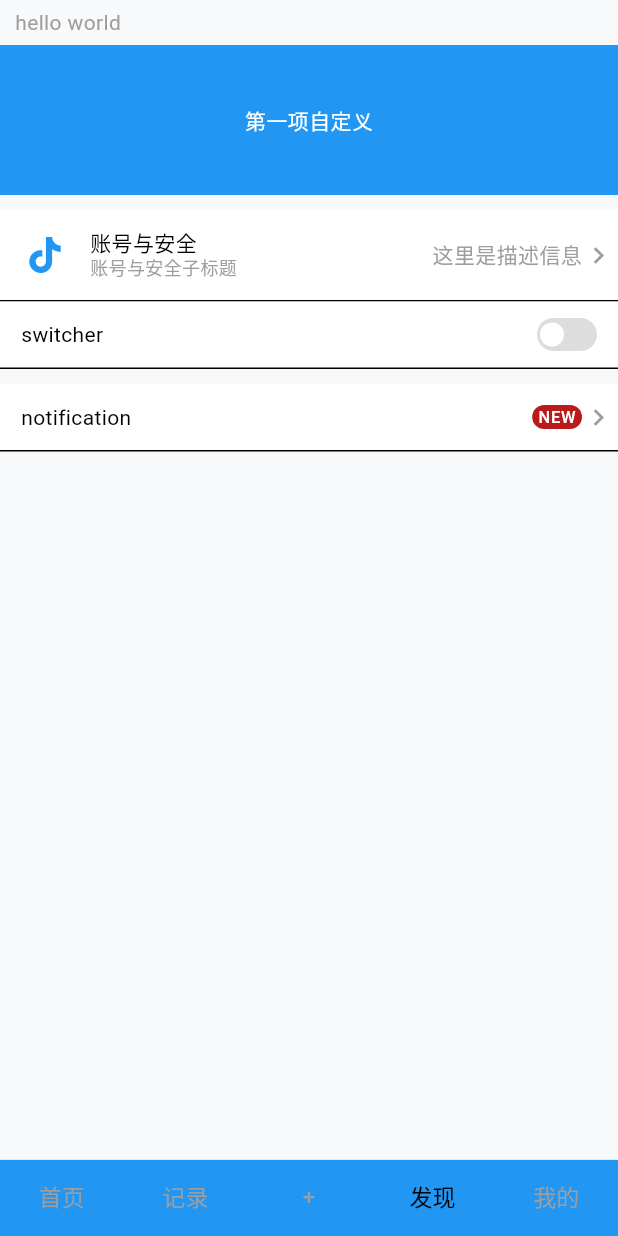
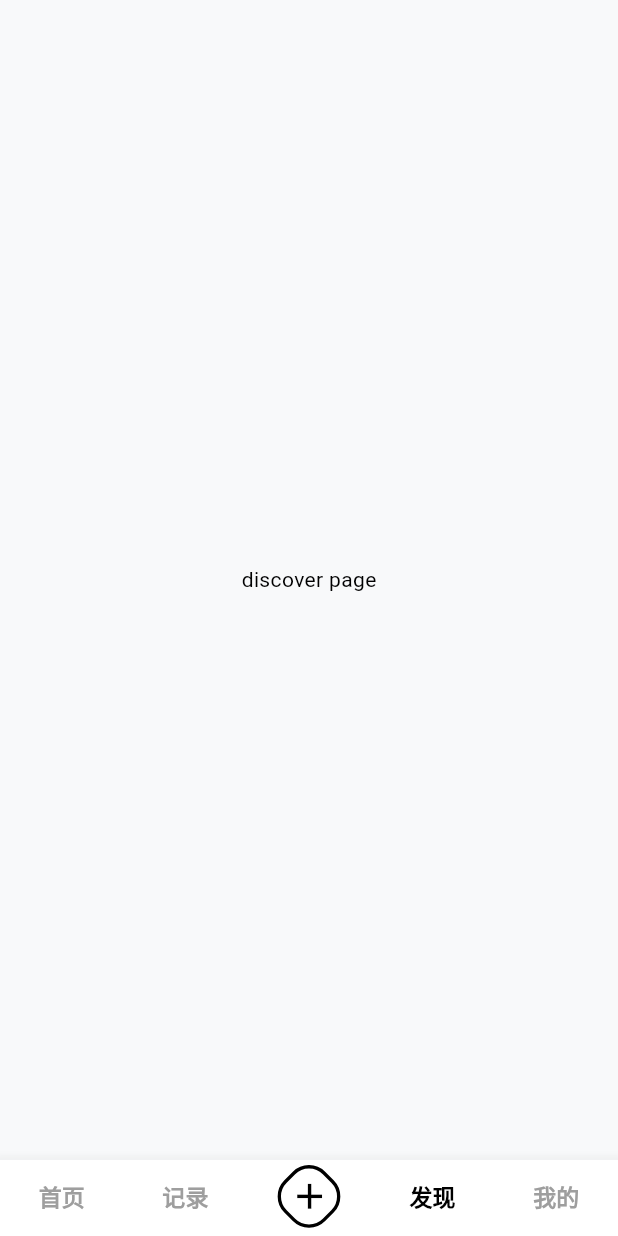
Before and after one commit to Clamber-L/fish-flutter, a Flutter app: the screen it shows after launch, item 4 of the bottom bar chosen, on a phone screen of 412 x 824 dp. Run offline on Flutter 3.47's test engine with Material 3 defaults, Android fonts, the phone set to English and light mode, and no system bars; drawn by our look-alikes of flutter_switch; our stand-ins replace dio, flutter_screenutil, get, pretty_dio_logger; network calls fail.

Commit message:
feat:add new page

```diff
--- a/lib/common/routers/names.dart
+++ b/lib/common/routers/names.dart
@@ -1,4 +1,8 @@
 class RouteNames {
   static const mainTabView = '/main_tab_view';
   static const splashView = '/splash_view';
+  static const homeView = '/home_view';
+  static const recordView = '/record_view';
+  static const discoverView = '/discover_view';
+  static const profileView = '/profile_view';
 }
--- a/lib/common/routers/pages.dart
+++ b/lib/common/routers/pages.dart
@@ -1,6 +1,14 @@
 import 'package:flutter_fish/common/routers/names.dart';
+import 'package:flutter_fish/pages/discover_page/binding.dart';
+import 'package:flutter_fish/pages/discover_page/view.dart';
+import 'package:flutter_fish/pages/home_page/binding.dart';
+import 'package:flutter_fish/pages/home_page/view.dart';
 import 'package:flutter_fish/pages/main_tab_view/bindings.dart';
 import 'package:flutter_fish/pages/main_tab_view/view.dart';
+import 'package:flutter_fish/pages/profile_page/binding.dart';
+import 'package:flutter_fish/pages/profile_page/view.dart';
+import 'package:flutter_fish/pages/record_page/binding.dart';
+import 'package:flutter_fish/pages/record_page/view.dart';
 import 'package:flutter_fish/pages/splash_view/view.dart';
 import 'package:get/get.dart';
 
@@ -8,10 +16,10 @@ class RoutePages {
   // 列表
   static final List<GetPage> list = [
     GetPage(name: RouteNames.splashView, page: () => SplashViewPage()),
-    GetPage(
-      name: RouteNames.mainTabView,
-      page: () => MainTabViewPage(),
-      binding: MainTabViewBinding(),
-    ),
+    GetPage(name: RouteNames.mainTabView, page: () => MainTabViewPage(), binding: MainTabViewBinding()),
+    GetPage(name: RouteNames.homeView, page: () => HomePage(), binding: HomeBinding()),
+    GetPage(name: RouteNames.recordView, page: () => RecordPage(), binding: RecordBinding()),
+    GetPage(name: RouteNames.discoverView, page: () => DiscoverPage(), binding: DiscoverBinding()),
+    GetPage(name: RouteNames.profileView, page: () => ProfilePage(), binding: ProfileBinding()),
   ];
 }
--- /dev/null
+++ b/lib/pages/discover_page/binding.dart
@@ -0,0 +1,10 @@
+import 'package:get/get.dart';
+
+import 'logic.dart';
+
+class DiscoverBinding extends Bindings {
+  @override
+  void dependencies() {
+    Get.lazyPut(() => DiscoverLogic());
+  }
+}
--- /dev/null
+++ b/lib/pages/discover_page/logic.dart
@@ -0,0 +1,19 @@
+import 'package:get/get.dart';
+
+import 'state.dart';
+
+class DiscoverLogic extends GetxController {
+  final DiscoverState state = DiscoverState();
+
+  @override
+  void onReady() {
+    // TODO: implement onReady
+    super.onReady();
+  }
+
+  @override
+  void onClose() {
+    // TODO: implement onClose
+    super.onClose();
+  }
+}
--- /dev/null
+++ b/lib/pages/discover_page/state.dart
@@ -0,0 +1,5 @@
+class DiscoverState {
+  DiscoverState() {
+    ///Initialize variables
+  }
+}
--- /dev/null
+++ b/lib/pages/discover_page/view.dart
@@ -0,0 +1,28 @@
+import 'package:flutter/material.dart';
+import 'package:get/get.dart';
+
+import 'logic.dart';
+import 'state.dart';
+
+class DiscoverPage extends StatefulWidget {
+  const DiscoverPage({super.key});
+
+  @override
+  State<DiscoverPage> createState() => _DiscoverPageState();
+}
+
+class _DiscoverPageState extends State<DiscoverPage> {
+  final DiscoverLogic logic = Get.put(DiscoverLogic());
+  final DiscoverState state = Get.find<DiscoverLogic>().state;
+
+  @override
+  Widget build(BuildContext context) {
+    return Scaffold(body: SafeArea(child: Center(child: Text("discover page", style: TextStyle(color: Colors.black)))));
+  }
+
+  @override
+  void dispose() {
+    Get.delete<DiscoverLogic>();
+    super.dispose();
+  }
+}
--- a/lib/pages/main_tab_view/view.dart
+++ b/lib/pages/main_tab_view/view.dart
@@ -1,11 +1,11 @@
 import 'dart:math' as math;
 
 import 'package:flutter/material.dart';
-import 'package:flutter_fish/common/index.dart';
-import 'package:flutter_fish/common/widgets/group_setting.dart';
-import 'package:flutter_fish/common/widgets/status_view.dart';
+import 'package:flutter_fish/pages/discover_page/view.dart';
 import 'package:flutter_fish/pages/home_page/view.dart';
 import 'package:flutter_fish/pages/main_tab_view/controller.dart';
+import 'package:flutter_fish/pages/profile_page/view.dart';
+import 'package:flutter_fish/pages/record_page/view.dart';
 import 'package:flutter_screenutil/flutter_screenutil.dart';
 import 'package:get/get.dart';
 
@@ -17,114 +17,16 @@ class MainTabViewPage extends StatelessWidget {
   @override
   Widget build(BuildContext context) {
     return Scaffold(
-      // floatingActionButtonLocation: FloatingActionButtonLocation.centerDocked,
-      // extendBody: true,
-      // floatingActionButton: FloatingActionButton(
-      //   onPressed: () {},
-      //   elevation: 0,
-      //   shape: RoundedRectangleBorder(borderRadius: BorderRadius.circular(30)),
-      //   child: Transform.rotate(
-      //     angle: -math.pi / 4,
-      //     child: Container(
-      //       width: 50.w,
-      //       height: 50.w,
-      //       decoration: BoxDecoration(
-      //         boxShadow: [
-      //           BoxShadow(
-      //             spreadRadius: 2,
-      //             blurRadius: 15,
-      //             offset: Offset(0, 1),
-      //           ),
-      //         ],
-      //         // color: Colors.black,
-      //         borderRadius: BorderRadius.circular(25.r),
-      //       ),
-      //       child: Transform.rotate(
-      //         angle: -math.pi / 4,
-      //         child: Center(
-      //           //图标任你换
-      //           child: Icon(Icons.add, color: Colors.white, size: 26.w),
-      //         ),
-      //       ),
-      //     ),
-      //   ),
-      // ),
-      body: TabBarView(
-        controller: controller.tabController,
-        children: [
-          HomePage(),
-          SafeArea(
-            child: GetBuilder<MainTabViewController>(
-              builder: (logic) {
-                return Center(
-                  child: Button(
-                    width: 300,
-                    color: Colors.purple,
-                    text: controller.state.text,
-                    icon: Icon(Icons.home),
-                    onTap: () {
-                      controller.oneUser();
-                    },
-                  ),
-                );
-              },
-            ),
-          ),
-          SizedBox(width: 10.w),
-          GroupSetting(
-            children: <Item>[
-              Item.leading("hello world"),
-              Item.customize(
-                Container(
-                  alignment: Alignment.center,
-                  height: 100,
-                  color: Colors.blue,
-                  child: Text("第一项自定义"),
-                ),
-              ),
-              Item.spacer(10),
-              Item.text(
-                title: "账号与安全",
-                icon: Icon(Icons.tiktok),
-                subtitle: "账号与安全子标题",
-                description: "这里是描述信息",
-              ),
-              Item.switcher(title: "switcher"),
-              Item.spacer(),
-              Item.notification(
-                title: "notification",
-                onTap: () => Get.snackbar("title", "message"),
-              ),
-            ],
-          ),
-          StatusView(
-            retry: controller.loading,
-            controller: controller.statusViewController,
-            status: Status.NETWORK_ERROR,
-            builder:
-                (context) => const Center(
-                  child: Text("测试页面", style: TextStyle(color: Colors.blue)),
-                ),
-          ),
-        ],
-      ),
+      body: TabBarView(controller: controller.tabController, children: [HomePage(), RecordPage(), SizedBox(width: 1), DiscoverPage(), ProfilePage()]),
       bottomNavigationBar: BottomAppBar(
         height: 50.h,
         shape: const CircularNotchedRectangle(),
-        color: Colors.blue,
-        elevation: 0,
         child: Obx(() {
           return TabBar(
             padding: EdgeInsets.all(0),
             controller: controller.tabController,
             indicatorColor: Colors.transparent,
-            tabs: [
-              _barIcon(controller, 0, "首页"),
-              _barIcon(controller, 1, "记录"),
-              _barIcon(controller, 2, "+"),
-              _barIcon(controller, 3, "发现"),
-              _barIcon(controller, 4, "我的"),
-            ],
+            tabs: [_barIcon(controller, 0, "首页"), _barIcon(controller, 1, "记录"), _addIcon(), _barIcon(controller, 3, "发现"), _barIcon(controller, 4, "我的")],
           );
         }),
       ),
@@ -133,18 +35,34 @@ class MainTabViewPage extends StatelessWidget {
 }
 
 Widget _barIcon(MainTabViewController controller, int index, String text) {
-  print('index -> $index');
-  return IgnorePointer(
-    ignoring: index == 2,
-    child: Center(
-      child: Text(
-        text,
-        style: TextStyle(
-          color:
-              controller.state.selected.value == index
-                  ? Colors.black
-                  : Colors.grey,
-          fontSize: 14.sp,
+  return Center(
+    child: Text(
+      text,
+      style: TextStyle(color: controller.state.selected.value == index ? Colors.black : Colors.grey, fontSize: 14.sp, fontWeight: FontWeight.bold),
+    ),
+  );
+}
+
+Widget _addIcon() {
+  return GestureDetector(
+    onTap: () => Get.snackbar("title", "message"),
+    child: Transform.rotate(
+      angle: -math.pi / 4,
+      child: Container(
+        width: 35.w,
+        height: 35.w,
+        decoration: BoxDecoration(
+          // boxShadow: [BoxShadow(spreadRadius: 2, blurRadius: 15, offset: Offset(0, 1))],
+          // color: Colors.black,
+          border: Border.all(width: 2.w),
+          borderRadius: BorderRadius.circular(15.r),
+        ),
+        child: Transform.rotate(
+          angle: -math.pi / 4,
+          child: Center(
+            //图标任你换
+            child: Icon(Icons.add, color: Colors.black, size: 26.w),
+          ),
         ),
       ),
     ),
--- /dev/null
+++ b/lib/pages/profile_page/binding.dart
@@ -0,0 +1,10 @@
+import 'package:get/get.dart';
+
+import 'logic.dart';
+
+class ProfileBinding extends Bindings {
+  @override
+  void dependencies() {
+    Get.lazyPut(() => ProfileLogic());
+  }
+}
--- /dev/null
+++ b/lib/pages/profile_page/state.dart
@@ -0,0 +1,5 @@
+class ProfileState {
+  ProfileState() {
+    ///Initialize variables
+  }
+}
--- /dev/null
+++ b/lib/pages/record_page/binding.dart
@@ -0,0 +1,9 @@
+import 'package:flutter_fish/pages/record_page/logic.dart';
+import 'package:get/get.dart';
+
+class RecordBinding extends Bindings {
+  @override
+  void dependencies() {
+    Get.lazyPut(() => RecordLogic());
+  }
+}
--- /dev/null
+++ b/lib/pages/record_page/state.dart
@@ -0,0 +1,5 @@
+class RecordState {
+  RecordState() {
+    ///Initialize variables
+  }
+}
```
Also changed, not shown: lib/common/widgets/test.dart (added, +44 -0 lines), lib/pages/profile_page/logic.dart (added, +19 -0 lines), lib/pages/profile_page/view.dart (added, +28 -0 lines), lib/pages/record_page/logic.dart (added, +17 -0 lines), lib/pages/record_page/view.dart (added, +28 -0 lines).
